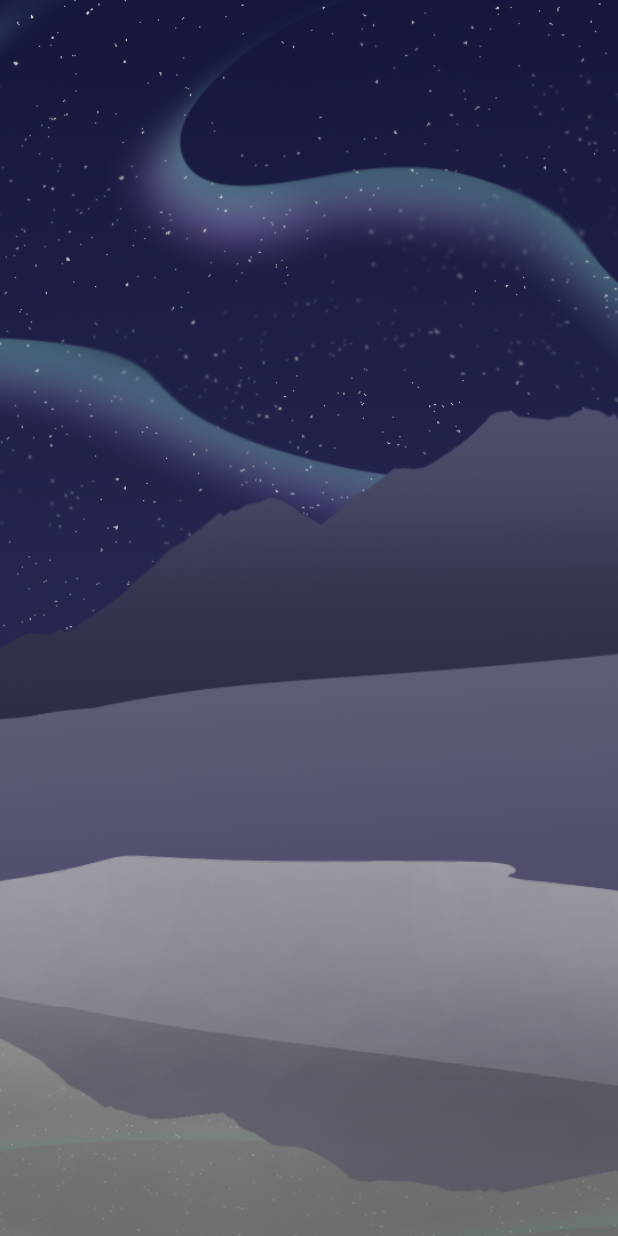
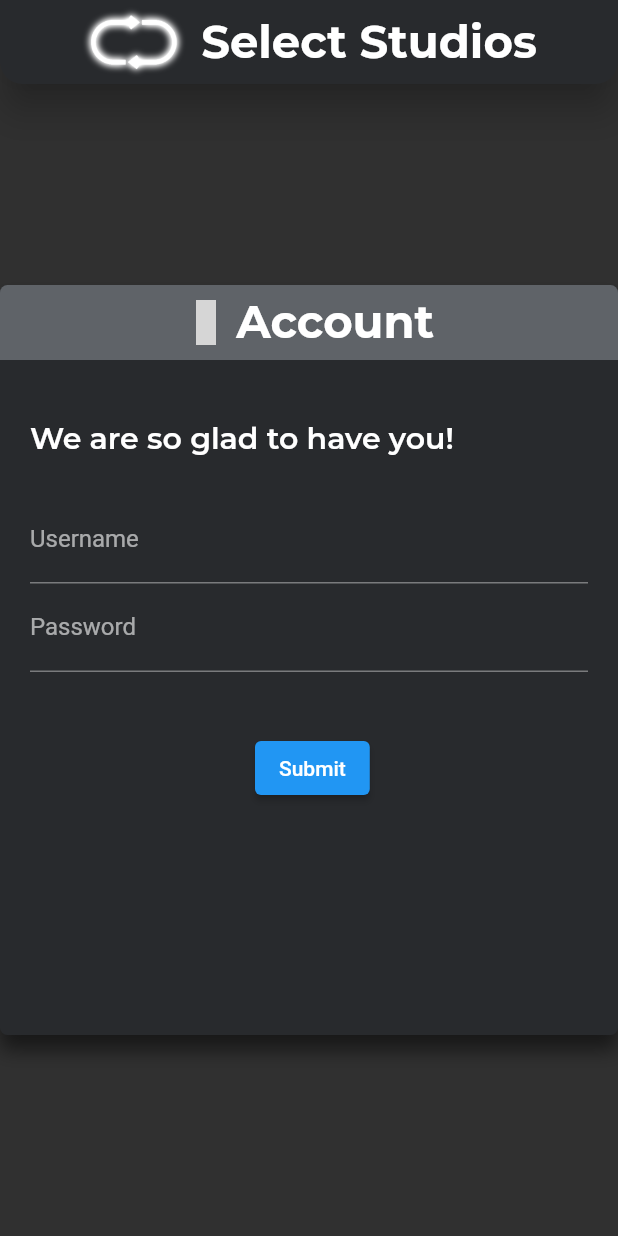
Before and after one commit to select-studios/Select-Launcher, a Flutter app: the screen it shows after launch, on a phone screen of 412 x 824 dp. Run offline on Flutter 3.47's test engine with Material 2 defaults, Android fonts, the phone set to English and light mode, and no system bars; drawn by our look-alikes of glassmorphism; our stand-ins replace feather_icons, google_fonts; statements that could not run were skipped; grey boxes are pictures that could not be loaded.

Commit message:
created new login UI

```diff
--- a/client/lib/main.dart
+++ b/client/lib/main.dart
@@ -1,4 +1,5 @@
 import 'package:flutter/material.dart';
+import 'package:select_launcher/util/colors.dart';
 import 'pages/login.dart';
 
 void main() => runApp(const SelectApp());
@@ -9,8 +10,11 @@ class SelectApp extends StatelessWidget {
   @override
   Widget build(BuildContext context) {
     return MaterialApp(
+      debugShowCheckedModeBanner: false,
       theme: ThemeData(
         brightness: Brightness.dark,
+        primaryColor: primary,
+        backgroundColor: primaryBg,
       ),
       home: const Login(),
     );
--- a/client/lib/pages/login.dart
+++ b/client/lib/pages/login.dart
@@ -1,5 +1,8 @@
+import 'package:feather_icons/feather_icons.dart';
 import 'package:flutter/material.dart';
-import 'package:glassmorphism/glassmorphism.dart';
+import 'package:google_fonts/google_fonts.dart';
+import 'package:select_launcher/util/colors.dart';
+import 'package:select_launcher/widgets/appbar.dart';
 
 class Login extends StatefulWidget {
   const Login({super.key});
@@ -9,110 +12,96 @@ class Login extends StatefulWidget {
 }
 
 class _LoginState extends State<Login> {
-  late double _height;
-  late double _width;
-  late String userName;
-  late String password;
-  bool rememberMe = true;
-
-  Widget buildCardContent() {
+  Widget buildLogin() {
     return Center(
+      child: Container(
+        // Account Background
+        decoration: BoxDecoration(
+          color: secondaryBg,
+          borderRadius: BorderRadius.circular(5),
+          boxShadow: [
+            BoxShadow(
+              color: Colors.black.withOpacity(0.5),
+              spreadRadius: 0,
+              blurRadius: 10,
+              offset: const Offset(0, 10), // changes position of shadow
+            ),
+          ],
+        ),
+        height: 500,
+        width: 450,
         child: Column(
-        children: <Widget>[
-          const SizedBox(height: 50),
-          const Image(
-            image: AssetImage('assets/launcherIcon.png'),
-            height: 120,
-            width: 120,
-          ),
-          const Text(
-            'Welcome Back!',
-            textAlign: TextAlign.center,
-            style: TextStyle(
-              fontFamily: 'Roboto',
-              fontSize: 32,
-              fontWeight: FontWeight.bold,
+          children: [
+            // Account Strip
+            Container(
+              height: 50,
+              width: double.infinity,
+              decoration: BoxDecoration(
+                color: tertiaryBg,
+                borderRadius: const BorderRadius.only(
+                  topLeft: Radius.circular(5),
+                  topRight: Radius.circular(5),
                 ),
               ),
-          const SizedBox(height: 90),
-          TextField(
-            obscureText: false,
-            decoration: const InputDecoration(
-              border: OutlineInputBorder(),
-              hintText: 'Username',
+              child: Center(
+                child: Row(
+                  mainAxisAlignment: MainAxisAlignment.center,
+                  children: <Widget>[
+                    const Icon(
+                      FeatherIconsSnakeCase.user,
+                      color: Colors.white,
+                      size: 30.0,
+                      semanticLabel: 'Create Account',
                     ),
-            onChanged: (currentUserName) {
-              setState(() {
-                userName = currentUserName;
-              });
-            },
+                    const SizedBox(width: 5),
+                    Text(
+                      'Account',
+                      style: GoogleFonts.montserrat(
+                        textStyle: const TextStyle(
+                          fontWeight: FontWeight.bold,
+                          fontSize: 30.0,
                         ),
-          const SizedBox(height: 10),
-          TextField(
-            obscureText: true,
-            decoration: const InputDecoration(
-              border: OutlineInputBorder(),
-              hintText: 'Password',
-            ),
-            onChanged: (currentPassword) {
-              setState(() {
-                password = currentPassword;
-              });
-            },
-          ),
-          const SizedBox(height: 30),
-          Row(
-            children: <Widget>[
-              SizedBox(
-                width: 213,
-                child: ElevatedButton(
-                  onPressed: () {},
-                  style: ElevatedButton.styleFrom(
-                    backgroundColor: const Color.fromARGB(255, 130, 141, 248),
-                  ),
-                  child: const Text('Sign In'),
-                ),
-              ),
-              const SizedBox(width: 10),
-              SizedBox(
-                width: 213,
-                child: OutlinedButton(
-                  onPressed: () {},
-                  style: OutlinedButton.styleFrom(
-                    foregroundColor: const Color.fromARGB(255, 130, 141, 248),
-                    side: const BorderSide(
-                      width: 1,
-                      color: Color.fromARGB(255, 130, 141, 248),
-                    ),
-                  ),
-                  child: const Text('Sign Up'),
                       ),
                     ),
                   ],
                 ),
-          const SizedBox(height: 20),
-          Center(
-            child: Row(
-              children: <Widget>[
-                SizedBox(
-                  width: 207,
-                  child: TextButton(
-                    onPressed: () {},
-                    style: TextButton.styleFrom(
-                      foregroundColor: const Color.fromARGB(255, 130, 141, 248),
-                    ),
-                    child: const Text('Forgot Password'),
               ),
             ),
-                const Text(' or '),
+            const SizedBox(height: 40),
+            Container(
+              padding: const EdgeInsets.only(left: 20, right: 20),
+              child: Column(
+                crossAxisAlignment: CrossAxisAlignment.start,
+                children: [
                   SizedBox(
-                  width: 207,
-                  child: TextButton(
+                    height: 50,
+                    child: Text(
+                      'We are so glad to have you!',
+                      style: GoogleFonts.montserrat(
+                        textStyle: const TextStyle(
+                          fontWeight: FontWeight.w600,
+                          fontSize: 20.0,
+                        ),
+                      ),
+                    ),
+                  ),
+                  TextFormField(
+                    decoration: const InputDecoration(
+                      hintText: 'Enter your Username',
+                      labelText: 'Username',
+                    ),
+                  ),
+                  TextFormField(
+                    decoration: const InputDecoration(
+                      hintText: 'Enter your password',
+                      labelText: 'Password',
+                    ),
+                  ),
+                  Container(
+                    padding: const EdgeInsets.only(left: 150, top: 40.0),
+                    child: ElevatedButton(
                       onPressed: () {},
-                    style: TextButton.styleFrom(
-                      foregroundColor: const Color.fromARGB(255, 130, 141, 248),
-                    ),
-                    child: const Text('Sign in later'),
+                      child: const Text('Submit'),
                     ),
                   ),
                 ],
@@ -120,52 +109,15 @@ class _LoginState extends State<Login> {
             ),
           ],
         ),
+      ),
     );
   }
 
   @override
   Widget build(BuildContext context) {
-    _height = MediaQuery.of(context).size.height;
-    _width = MediaQuery.of(context).size.width;
     return Scaffold(
-      body: Container(
-        height: _height,
-        width: _width,
-        decoration: const BoxDecoration(
-          image: DecorationImage(
-              image: AssetImage('assets/storeBg.png'), fit: BoxFit.cover),
-        ),
-        child: GlassmorphicContainer(
-          width: _width,
-          height: _height,
-          alignment: Alignment.center,
-          margin:
-              const EdgeInsets.only(left: 450, right: 450, top: 50, bottom: 50),
-          border: 0,
-          blur: 3,
-          linearGradient: LinearGradient(
-            colors: [
-              const Color.fromARGB(255, 15, 23, 41).withOpacity(0.5),
-              const Color.fromARGB(255, 15, 23, 41).withOpacity(0.5),
-            ],
-            begin: Alignment.bottomCenter,
-            end: Alignment.topCenter,
-          ),
-          borderGradient: LinearGradient(
-            colors: [
-              const Color.fromARGB(255, 15, 23, 41).withOpacity(0.5),
-              const Color.fromARGB(255, 15, 23, 41).withOpacity(0.5),
-            ],
-            begin: Alignment.bottomCenter,
-            end: Alignment.topCenter,
-          ),
-          borderRadius: 10,
-          child: Container(
-            padding: const EdgeInsets.all(15),
-            child: buildCardContent(),
-          ),
-        ),
-      ),
+      appBar: SelectAppBar(),
+      body: buildLogin(),
     );
   }
 }
--- a/client/lib/src/colors.dart
+++ /dev/null
@@ -1,6 +0,0 @@
-import 'package:flutter/widgets.dart';
-
-const primaryBg = Color.fromARGB(255, 36, 36, 37);
-const secondaryBg = Color.fromARGB(255, 40, 42, 45);
-const tertiaryBg = Color.fromARGB(255, 95, 99, 104);
-const primary = Color.fromARGB(255, 153, 128, 250);
--- /dev/null
+++ b/client/lib/util/colors.dart
@@ -0,0 +1,6 @@
+import 'package:flutter/widgets.dart';
+
+Color primaryBg = const Color(0x00242425).withOpacity(1);
+Color secondaryBg = const Color(0x00282a2d).withOpacity(1);
+Color tertiaryBg = const Color(0x005f6368).withOpacity(1);
+Color primary = const Color(0x009980fa).withOpacity(1);
--- /dev/null
+++ b/client/lib/widgets/appbar.dart
@@ -0,0 +1,53 @@
+// ignore_for_file: avoid_unnecessary_containers
+
+import 'package:flutter/material.dart';
+import 'package:google_fonts/google_fonts.dart';
+import 'package:select_launcher/util/colors.dart';
+
+class SelectAppBar extends StatelessWidget with PreferredSizeWidget {
+  @override
+  final Size preferredSize;
+
+  SelectAppBar({Key? key})
+      : preferredSize = const Size.fromHeight(56.0),
+        super(key: key);
+
+  @override
+  Widget build(BuildContext context) {
+    return AppBar(
+      title: Container(
+        child: Row(
+          mainAxisAlignment: MainAxisAlignment.center,
+          children: [
+            Image.asset(
+              'assets/launcherIcon.png',
+              height: 100,
+              width: 70,
+            ),
+            const SizedBox(width: 10),
+            Text(
+              'Select Studios',
+              style: GoogleFonts.montserrat(
+                textStyle: const TextStyle(
+                  fontWeight: FontWeight.bold,
+                  fontSize: 30.0,
+                ),
+              ),
+            )
+          ],
+        ),
+      ),
+      centerTitle: true,
+      elevation: 10,
+      backgroundColor: secondaryBg,
+      shadowColor: Colors.black,
+      shape: const RoundedRectangleBorder(
+        borderRadius: BorderRadius.only(
+          bottomLeft: Radius.circular(15),
+          bottomRight: Radius.circular(15),
+        ),
+      ),
+      automaticallyImplyLeading: true,
+    );
+  }
+}
```
Also changed, not shown: client/pubspec.yaml (+5 -3 lines), client/pubspec.lock. Lines whose indentation alone changed are shown as unchanged.
